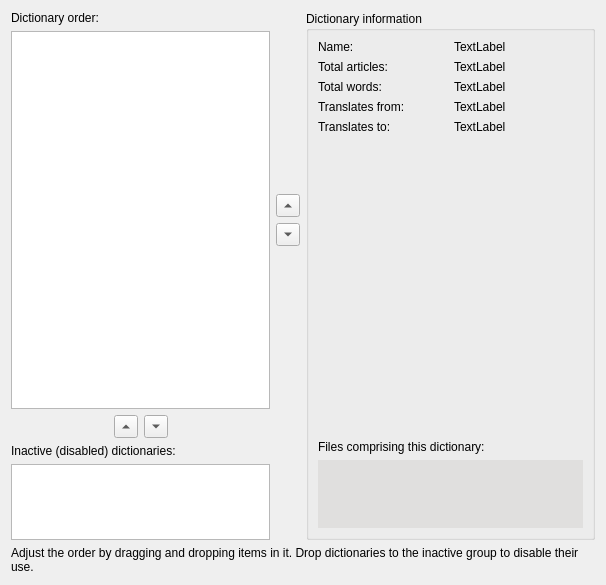
Qt form orderandprops.ui (goldendict/goldendict) before a commit.
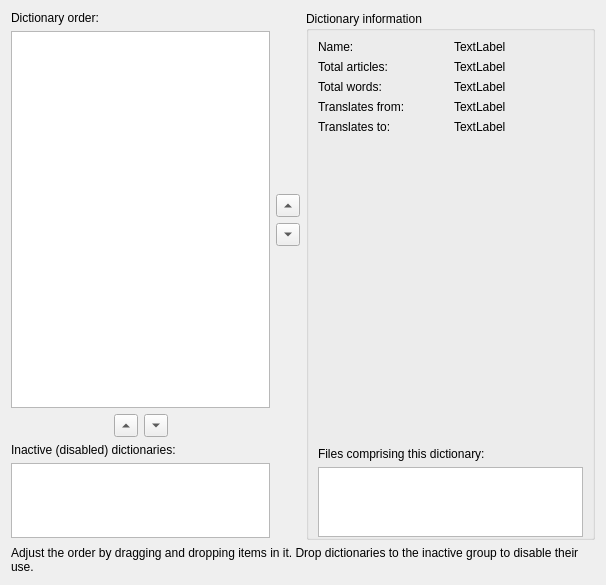
The same form after that commit. Custom widgets are drawn as their Qt base class.

Patch:
```diff
--- a/orderandprops.ui
+++ b/orderandprops.ui
@@ -20,6 +20,9 @@
       <layout class="QVBoxLayout" name="verticalLayout_3">
        <item>
         <layout class="QGridLayout" name="gridLayout_2" rowstretch="0,10,0,0,2">
+         <property name="bottomMargin">
+          <number>2</number>
+         </property>
          <item row="0" column="0">
           <widget class="QLabel" name="label">
            <property name="text">
@@ -150,6 +153,9 @@
         <string>Dictionary information</string>
        </property>
        <layout class="QVBoxLayout" name="verticalLayout_5">
+        <property name="bottomMargin">
+         <number>0</number>
+        </property>
         <item>
          <layout class="QGridLayout" name="gridLayout">
           <item row="0" column="0">
@@ -274,46 +280,6 @@
         </item>
         <item>
          <widget class="QPlainTextEdit" name="dictionaryFileList">
-          <property name="palette">
-           <palette>
-            <active>
-             <colorrole role="Base">
-              <brush brushstyle="SolidPattern">
-               <color alpha="255">
-                <red>224</red>
-                <green>223</green>
-                <blue>222</blue>
-               </color>
-              </brush>
-             </colorrole>
-            </active>
-            <inactive>
-             <colorrole role="Base">
-              <brush brushstyle="SolidPattern">
-               <color alpha="255">
-                <red>224</red>
-                <green>223</green>
-                <blue>222</blue>
-               </color>
-              </brush>
-             </colorrole>
-            </inactive>
-            <disabled>
-             <colorrole role="Base">
-              <brush brushstyle="SolidPattern">
-               <color alpha="255">
-                <red>224</red>
-                <green>223</green>
-                <blue>222</blue>
-               </color>
-              </brush>
-             </colorrole>
-            </disabled>
-           </palette>
-          </property>
-          <property name="frameShape">
-           <enum>QFrame::NoFrame</enum>
-          </property>
           <property name="horizontalScrollBarPolicy">
            <enum>Qt::ScrollBarAlwaysOff</enum>
           </property>
```
